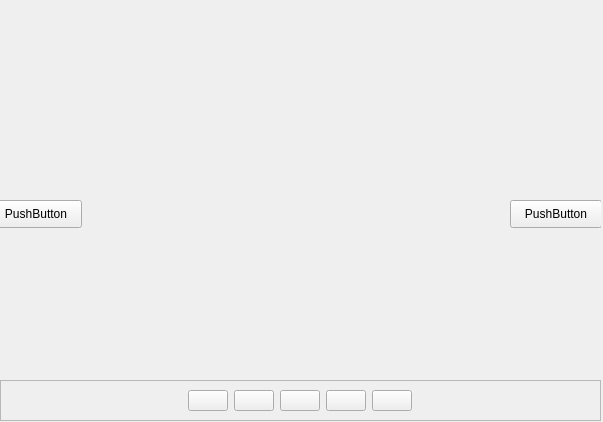
Qt form home/Carousel.ui (jingjing1989/YouYoQt) before a commit.
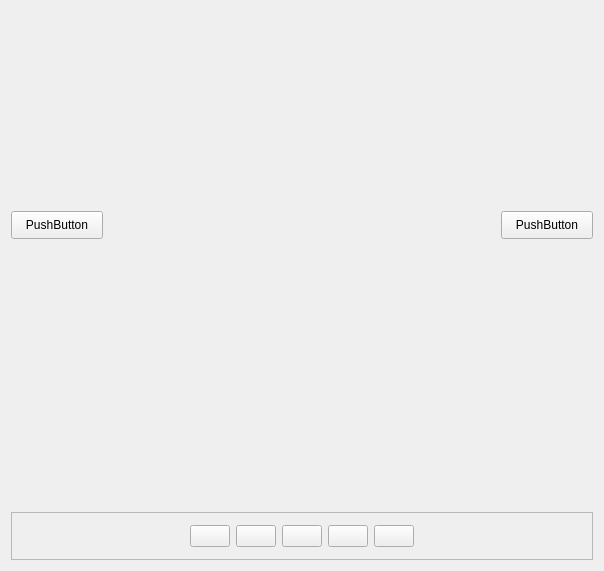
The same form after that commit.

```diff
--- a/home/Carousel.ui
+++ b/home/Carousel.ui
@@ -6,101 +6,16 @@
    <rect>
     <x>0</x>
     <y>0</y>
-    <width>603</width>
-    <height>422</height>
+    <width>604</width>
+    <height>571</height>
    </rect>
   </property>
   <property name="windowTitle">
    <string>Form</string>
   </property>
-  <widget class="QFrame" name="frame">
-   <property name="geometry">
-    <rect>
-     <x>0</x>
-     <y>380</y>
-     <width>601</width>
-     <height>41</height>
-    </rect>
-   </property>
-   <property name="frameShape">
-    <enum>QFrame::StyledPanel</enum>
-   </property>
-   <property name="frameShadow">
-    <enum>QFrame::Raised</enum>
-   </property>
-   <layout class="QHBoxLayout" name="horizontalLayout">
+  <layout class="QVBoxLayout" name="verticalLayout">
     <item>
-     <spacer name="horizontalSpacer">
-      <property name="orientation">
-       <enum>Qt::Horizontal</enum>
-      </property>
-      <property name="sizeHint" stdset="0">
-       <size>
-        <width>187</width>
-        <height>20</height>
-       </size>
-      </property>
-     </spacer>
-    </item>
-    <item>
-     <widget class="QPushButton" name="pushButtonFirst">
-      <property name="text">
-       <string/>
-      </property>
-     </widget>
-    </item>
-    <item>
-     <widget class="QPushButton" name="pushButtonSecond">
-      <property name="text">
-       <string/>
-      </property>
-     </widget>
-    </item>
-    <item>
-     <widget class="QPushButton" name="pushButtonThird">
-      <property name="text">
-       <string/>
-      </property>
-     </widget>
-    </item>
-    <item>
-     <widget class="QPushButton" name="pushButtonForth">
-      <property name="text">
-       <string/>
-      </property>
-     </widget>
-    </item>
-    <item>
-     <widget class="QPushButton" name="pushButtonFifth">
-      <property name="text">
-       <string/>
-      </property>
-     </widget>
-    </item>
-    <item>
-     <spacer name="horizontalSpacer_2">
-      <property name="orientation">
-       <enum>Qt::Horizontal</enum>
-      </property>
-      <property name="sizeHint" stdset="0">
-       <size>
-        <width>187</width>
-        <height>20</height>
-       </size>
-      </property>
-     </spacer>
-    </item>
-   </layout>
-  </widget>
   <widget class="QWidget" name="widget" native="true">
-   <property name="geometry">
-    <rect>
-     <x>-10</x>
-     <y>0</y>
-     <width>611</width>
-     <height>381</height>
-    </rect>
-   </property>
    <widget class="QLabel" name="labelFIrst">
     <property name="geometry">
      <rect>
@@ -182,7 +97,7 @@
    <widget class="QPushButton" name="pushButtonNext">
     <property name="geometry">
      <rect>
-      <x>520</x>
+        <x>490</x>
       <y>200</y>
       <width>92</width>
       <height>28</height>
@@ -193,6 +108,87 @@
     </property>
    </widget>
   </widget>
+   </item>
+   <item>
+    <widget class="QFrame" name="frame">
+     <property name="maximumSize">
+      <size>
+       <width>16777215</width>
+       <height>48</height>
+      </size>
+     </property>
+     <property name="frameShape">
+      <enum>QFrame::StyledPanel</enum>
+     </property>
+     <property name="frameShadow">
+      <enum>QFrame::Raised</enum>
+     </property>
+     <layout class="QHBoxLayout" name="horizontalLayout">
+      <item>
+       <spacer name="horizontalSpacer">
+        <property name="orientation">
+         <enum>Qt::Horizontal</enum>
+        </property>
+        <property name="sizeHint" stdset="0">
+         <size>
+          <width>187</width>
+          <height>20</height>
+         </size>
+        </property>
+       </spacer>
+      </item>
+      <item>
+       <widget class="QPushButton" name="pushButtonFirst">
+        <property name="text">
+         <string/>
+        </property>
+       </widget>
+      </item>
+      <item>
+       <widget class="QPushButton" name="pushButtonSecond">
+        <property name="text">
+         <string/>
+        </property>
+       </widget>
+      </item>
+      <item>
+       <widget class="QPushButton" name="pushButtonThird">
+        <property name="text">
+         <string/>
+        </property>
+       </widget>
+      </item>
+      <item>
+       <widget class="QPushButton" name="pushButtonForth">
+        <property name="text">
+         <string/>
+        </property>
+       </widget>
+      </item>
+      <item>
+       <widget class="QPushButton" name="pushButtonFifth">
+        <property name="text">
+         <string/>
+        </property>
+       </widget>
+      </item>
+      <item>
+       <spacer name="horizontalSpacer_2">
+        <property name="orientation">
+         <enum>Qt::Horizontal</enum>
+        </property>
+        <property name="sizeHint" stdset="0">
+         <size>
+          <width>187</width>
+          <height>20</height>
+         </size>
+        </property>
+       </spacer>
+      </item>
+     </layout>
+    </widget>
+   </item>
+  </layout>
  </widget>
  <resources/>
  <connections/>
```
Lines whose indentation alone changed are shown as unchanged.
